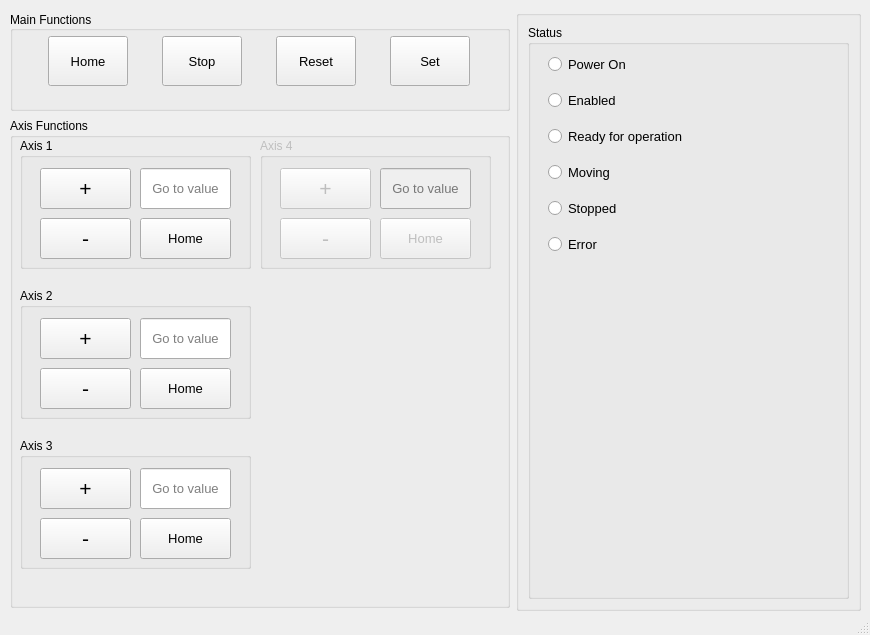
Old version of the form python/GUI/grab.ui in the repository krydderen/GrabADS.
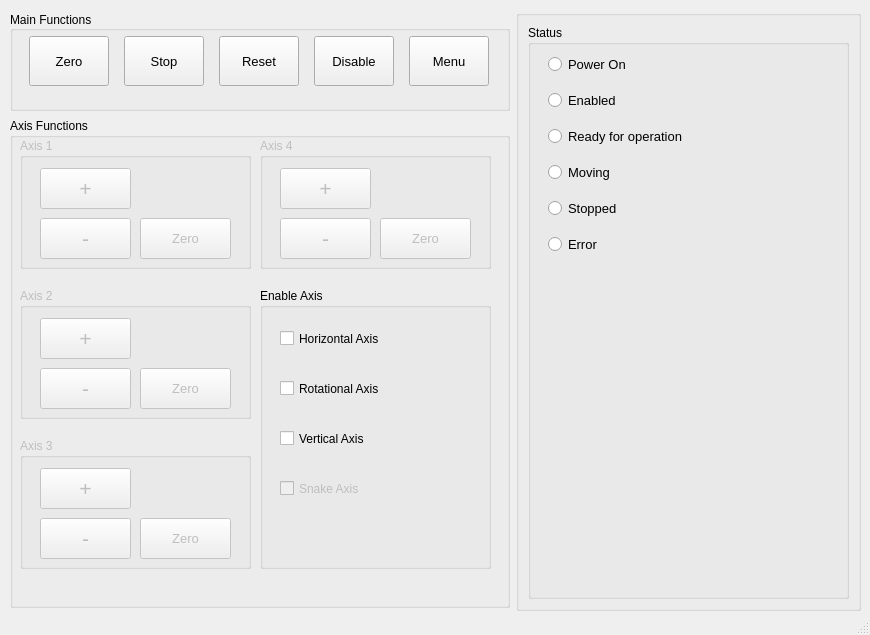
New version of the form.

```diff
--- a/python/GUI/grab.ui
+++ b/python/GUI/grab.ui
@@ -121,7 +121,7 @@
               </font>
              </property>
              <property name="text">
-              <string>Home</string>
+              <string>Zero</string>
              </property>
              <property name="autoDefault">
               <bool>false</bool>
@@ -217,14 +217,49 @@
              <property name="font">
               <font>
                <pointsize>10</pointsize>
-               <weight>50</weight>
                <italic>false</italic>
                <bold>false</bold>
                <kerning>true</kerning>
               </font>
              </property>
              <property name="text">
-              <string>Set</string>
+              <string>Disable</string>
+             </property>
+             <property name="autoDefault">
+              <bool>false</bool>
+             </property>
+             <property name="default">
+              <bool>false</bool>
+             </property>
+             <property name="flat">
+              <bool>false</bool>
+             </property>
+            </widget>
+           </item>
+           <item>
+            <widget class="QPushButton" name="menuButton">
+             <property name="minimumSize">
+              <size>
+               <width>80</width>
+               <height>50</height>
+              </size>
+             </property>
+             <property name="maximumSize">
+              <size>
+               <width>80</width>
+               <height>50</height>
+              </size>
+             </property>
+             <property name="font">
+              <font>
+               <pointsize>10</pointsize>
+               <italic>false</italic>
+               <bold>false</bold>
+               <kerning>true</kerning>
+              </font>
+             </property>
+             <property name="text">
+              <string>Menu</string>
              </property>
              <property name="autoDefault">
               <bool>false</bool>
@@ -259,6 +294,9 @@
           <string>Axis Functions</string>
          </property>
          <widget class="QGroupBox" name="axis1Group">
+          <property name="enabled">
+           <bool>false</bool>
+          </property>
           <property name="geometry">
            <rect>
             <x>10</x>
@@ -321,41 +359,14 @@
             </font>
            </property>
            <property name="text">
-            <string>Home</string>
-           </property>
-          </widget>
-          <widget class="QLineEdit" name="goToAxis1">
-           <property name="geometry">
-            <rect>
-             <x>120</x>
-             <y>30</y>
-             <width>91</width>
-             <height>41</height>
-            </rect>
-           </property>
-           <property name="font">
-            <font>
-             <pointsize>10</pointsize>
-            </font>
-           </property>
-           <property name="contextMenuPolicy">
-            <enum>Qt::CustomContextMenu</enum>
-           </property>
-           <property name="maxLength">
-            <number>100</number>
-           </property>
-           <property name="alignment">
-            <set>Qt::AlignCenter</set>
-           </property>
-           <property name="placeholderText">
-            <string>Go to value</string>
-           </property>
-           <property name="clearButtonEnabled">
-            <bool>false</bool>
+            <string>Zero</string>
            </property>
           </widget>
          </widget>
          <widget class="QGroupBox" name="axis2Group">
+          <property name="enabled">
+           <bool>false</bool>
+          </property>
           <property name="geometry">
            <rect>
             <x>10</x>
@@ -418,41 +429,14 @@
             </font>
            </property>
            <property name="text">
-            <string>Home</string>
-           </property>
-          </widget>
-          <widget class="QLineEdit" name="goToAxis2">
-           <property name="geometry">
-            <rect>
-             <x>120</x>
-             <y>30</y>
-             <width>91</width>
-             <height>41</height>
-            </rect>
-           </property>
-           <property name="font">
-            <font>
-             <pointsize>10</pointsize>
-            </font>
-           </property>
-           <property name="contextMenuPolicy">
-            <enum>Qt::CustomContextMenu</enum>
-           </property>
-           <property name="maxLength">
-            <number>100</number>
-           </property>
-           <property name="alignment">
-            <set>Qt::AlignCenter</set>
-           </property>
-           <property name="placeholderText">
-            <string>Go to value</string>
-           </property>
-           <property name="clearButtonEnabled">
-            <bool>false</bool>
+            <string>Zero</string>
            </property>
           </widget>
          </widget>
          <widget class="QGroupBox" name="axis3Group">
+          <property name="enabled">
+           <bool>false</bool>
+          </property>
           <property name="geometry">
            <rect>
             <x>10</x>
@@ -515,37 +499,7 @@
             </font>
            </property>
            <property name="text">
-            <string>Home</string>
-           </property>
-          </widget>
-          <widget class="QLineEdit" name="goToAxis3">
-           <property name="geometry">
-            <rect>
-             <x>120</x>
-             <y>30</y>
-             <width>91</width>
-             <height>41</height>
-            </rect>
-           </property>
-           <property name="font">
-            <font>
-             <pointsize>10</pointsize>
-            </font>
-           </property>
-           <property name="contextMenuPolicy">
-            <enum>Qt::CustomContextMenu</enum>
-           </property>
-           <property name="maxLength">
-            <number>100</number>
-           </property>
-           <property name="alignment">
-            <set>Qt::AlignCenter</set>
-           </property>
-           <property name="placeholderText">
-            <string>Go to value</string>
-           </property>
-           <property name="clearButtonEnabled">
-            <bool>false</bool>
+            <string>Zero</string>
            </property>
           </widget>
          </widget>
@@ -615,37 +569,75 @@
             </font>
            </property>
            <property name="text">
-            <string>Home</string>
+            <string>Zero</string>
            </property>
           </widget>
-          <widget class="QLineEdit" name="goToAxis4">
+         </widget>
+         <widget class="QGroupBox" name="axisEnableGroup">
+          <property name="geometry">
+           <rect>
+            <x>250</x>
+            <y>170</y>
+            <width>231</width>
+            <height>281</height>
+           </rect>
+          </property>
+          <property name="title">
+           <string>Enable Axis</string>
+          </property>
+          <widget class="QCheckBox" name="horizontalAxisEnableCheckBox">
            <property name="geometry">
             <rect>
-             <x>120</x>
+             <x>20</x>
              <y>30</y>
-             <width>91</width>
+             <width>191</width>
              <height>41</height>
             </rect>
            </property>
-           <property name="font">
-            <font>
-             <pointsize>10</pointsize>
-            </font>
+           <property name="text">
+            <string>Horizontal Axis</string>
            </property>
-           <property name="contextMenuPolicy">
-            <enum>Qt::CustomContextMenu</enum>
+          </widget>
+          <widget class="QCheckBox" name="rotationalAxisEnableCheckBox">
+           <property name="geometry">
+            <rect>
+             <x>20</x>
+             <y>80</y>
+             <width>191</width>
+             <height>41</height>
+            </rect>
            </property>
-           <property name="maxLength">
-            <number>100</number>
+           <property name="text">
+            <string>Rotational Axis</string>
            </property>
-           <property name="alignment">
-            <set>Qt::AlignCenter</set>
-           </property>
-           <property name="placeholderText">
-            <string>Go to value</string>
-           </property>
-           <property name="clearButtonEnabled">
+          </widget>
+          <widget class="QCheckBox" name="snakeAxisCheckBox">
+           <property name="enabled">
             <bool>false</bool>
+           </property>
+           <property name="geometry">
+            <rect>
+             <x>20</x>
+             <y>180</y>
+             <width>191</width>
+             <height>41</height>
+            </rect>
+           </property>
+           <property name="text">
+            <string>Snake Axis</string>
+           </property>
+          </widget>
+          <widget class="QCheckBox" name="verticalAxisEnableCheckBox">
+           <property name="geometry">
+            <rect>
+             <x>20</x>
+             <y>130</y>
+             <width>191</width>
+             <height>41</height>
+            </rect>
+           </property>
+           <property name="text">
+            <string>Vertical Axis</string>
            </property>
           </widget>
          </widget>
```
Left out of the diff: 143 changed lines with no effect on the pictures.
